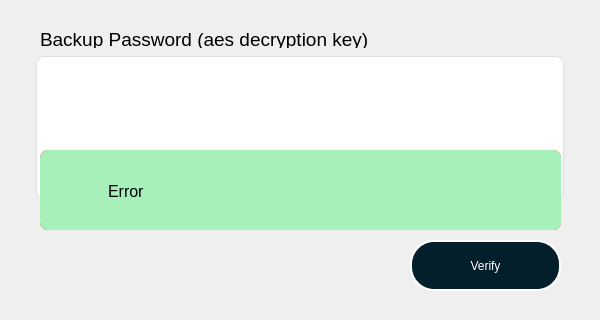
Qt form mainwindow.ui (nunchuk-io/key-utils) before a commit; both pictures show x 0 to 600 and y 160 to 480 of the 600 by 480 pixel window.
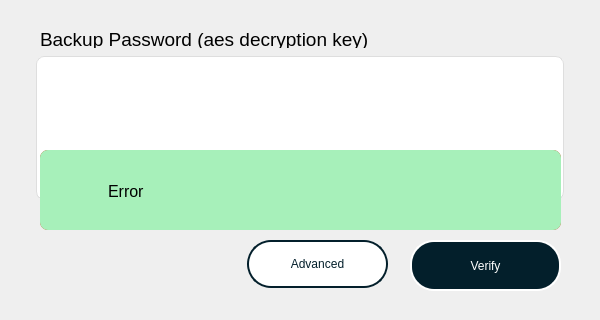
The same form after that commit. Icons and pictures are not drawn.

Patch:
```diff
--- a/mainwindow.ui
+++ b/mainwindow.ui
@@ -695,6 +695,245 @@
      </property>
     </widget>
    </widget>
+   <widget class="QPushButton" name="advanceBtn">
+    <property name="enabled">
+     <bool>true</bool>
+    </property>
+    <property name="geometry">
+     <rect>
+      <x>247</x>
+      <y>400</y>
+      <width>141</width>
+      <height>48</height>
+     </rect>
+    </property>
+    <property name="sizePolicy">
+     <sizepolicy hsizetype="Minimum" vsizetype="Expanding">
+      <horstretch>0</horstretch>
+      <verstretch>0</verstretch>
+     </sizepolicy>
+    </property>
+    <property name="palette">
+     <palette>
+      <active>
+       <colorrole role="WindowText">
+        <brush brushstyle="SolidPattern">
+         <color alpha="255">
+          <red>3</red>
+          <green>31</green>
+          <blue>43</blue>
+         </color>
+        </brush>
+       </colorrole>
+       <colorrole role="Button">
+        <brush brushstyle="SolidPattern">
+         <color alpha="255">
+          <red>255</red>
+          <green>255</green>
+          <blue>255</blue>
+         </color>
+        </brush>
+       </colorrole>
+       <colorrole role="Text">
+        <brush brushstyle="SolidPattern">
+         <color alpha="255">
+          <red>3</red>
+          <green>31</green>
+          <blue>43</blue>
+         </color>
+        </brush>
+       </colorrole>
+       <colorrole role="ButtonText">
+        <brush brushstyle="SolidPattern">
+         <color alpha="255">
+          <red>3</red>
+          <green>31</green>
+          <blue>43</blue>
+         </color>
+        </brush>
+       </colorrole>
+       <colorrole role="Base">
+        <brush brushstyle="SolidPattern">
+         <color alpha="255">
+          <red>255</red>
+          <green>255</green>
+          <blue>255</blue>
+         </color>
+        </brush>
+       </colorrole>
+       <colorrole role="Window">
+        <brush brushstyle="SolidPattern">
+         <color alpha="255">
+          <red>255</red>
+          <green>255</green>
+          <blue>255</blue>
+         </color>
+        </brush>
+       </colorrole>
+       <colorrole role="PlaceholderText">
+        <brush brushstyle="NoBrush">
+         <color alpha="128">
+          <red>3</red>
+          <green>31</green>
+          <blue>43</blue>
+         </color>
+        </brush>
+       </colorrole>
+      </active>
+      <inactive>
+       <colorrole role="WindowText">
+        <brush brushstyle="SolidPattern">
+         <color alpha="255">
+          <red>3</red>
+          <green>31</green>
+          <blue>43</blue>
+         </color>
+        </brush>
+       </colorrole>
+       <colorrole role="Button">
+        <brush brushstyle="SolidPattern">
+         <color alpha="255">
+          <red>255</red>
+          <green>255</green>
+          <blue>255</blue>
+         </color>
+        </brush>
+       </colorrole>
+       <colorrole role="Text">
+        <brush brushstyle="SolidPattern">
+         <color alpha="255">
+          <red>3</red>
+          <green>31</green>
+          <blue>43</blue>
+         </color>
+        </brush>
+       </colorrole>
+       <colorrole role="ButtonText">
+        <brush brushstyle="SolidPattern">
+         <color alpha="255">
+          <red>3</red>
+          <green>31</green>
+          <blue>43</blue>
+         </color>
+        </brush>
+       </colorrole>
+       <colorrole role="Base">
+        <brush brushstyle="SolidPattern">
+         <color alpha="255">
+          <red>255</red>
+          <green>255</green>
+          <blue>255</blue>
+         </color>
+        </brush>
+       </colorrole>
+       <colorrole role="Window">
+        <brush brushstyle="SolidPattern">
+         <color alpha="255">
+          <red>255</red>
+          <green>255</green>
+          <blue>255</blue>
+         </color>
+        </brush>
+       </colorrole>
+       <colorrole role="PlaceholderText">
+        <brush brushstyle="NoBrush">
+         <color alpha="128">
+          <red>3</red>
+          <green>31</green>
+          <blue>43</blue>
+         </color>
+        </brush>
+       </colorrole>
+      </inactive>
+      <disabled>
+       <colorrole role="WindowText">
+        <brush brushstyle="SolidPattern">
+         <color alpha="255">
+          <red>3</red>
+          <green>31</green>
+          <blue>43</blue>
+         </color>
+        </brush>
+       </colorrole>
+       <colorrole role="Button">
+        <brush brushstyle="SolidPattern">
+         <color alpha="255">
+          <red>255</red>
+          <green>255</green>
+          <blue>255</blue>
+         </color>
+        </brush>
+       </colorrole>
+       <colorrole role="Text">
+        <brush brushstyle="SolidPattern">
+         <color alpha="255">
+          <red>3</red>
+          <green>31</green>
+          <blue>43</blue>
+         </color>
+        </brush>
+       </colorrole>
+       <colorrole role="ButtonText">
+        <brush brushstyle="SolidPattern">
+         <color alpha="255">
+          <red>3</red>
+          <green>31</green>
+          <blue>43</blue>
+         </color>
+        </brush>
+       </colorrole>
+       <colorrole role="Base">
+        <brush brushstyle="SolidPattern">
+         <color alpha="255">
+          <red>255</red>
+          <green>255</green>
+          <blue>255</blue>
+         </color>
+        </brush>
+       </colorrole>
+       <colorrole role="Window">
+        <brush brushstyle="SolidPattern">
+         <color alpha="255">
+          <red>255</red>
+          <green>255</green>
+          <blue>255</blue>
+         </color>
+        </brush>
+       </colorrole>
+       <colorrole role="PlaceholderText">
+        <brush brushstyle="NoBrush">
+         <color alpha="128">
+          <red>3</red>
+          <green>31</green>
+          <blue>43</blue>
+         </color>
+        </brush>
+       </colorrole>
+      </disabled>
+     </palette>
+    </property>
+    <property name="cursor">
+     <cursorShape>PointingHandCursor</cursorShape>
+    </property>
+    <property name="styleSheet">
+     <string notr="true">QPushButton {
+	background-color: #FFFFFF;
+	border-color: #031F2B;
+	color : #031F2B;
+	border-style: solid;
+	border-width: 2px;
+	border-radius: 24px;
+}
+QPushButton::pressed{
+	background-color : #031F2B; 
+	border-color: #FFFFFF;
+	color : #FFFFFF;
+}</string>
+    </property>
+    <property name="text">
+     <string>Advanced</string>
+    </property>
+   </widget>
    <zorder>frameFileBg</zorder>
    <zorder>verifyBtn</zorder>
    <zorder>decryptionKeyTxt</zorder>
```
Left out of the diff: 1 changed line with no effect on the pictures.
